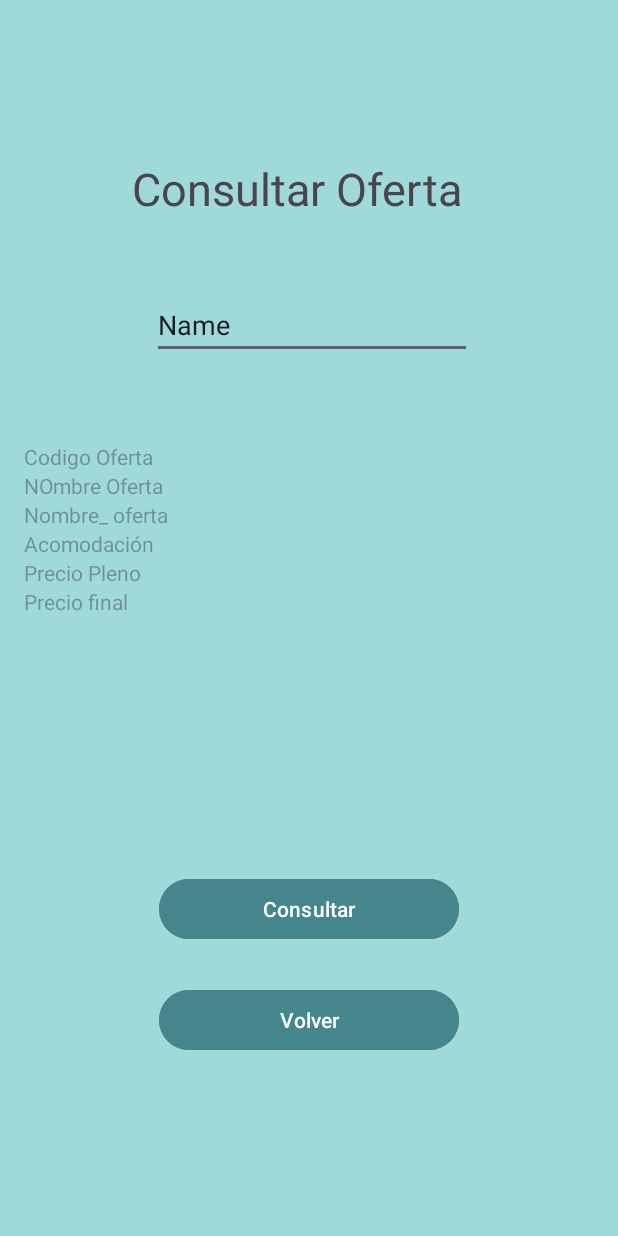
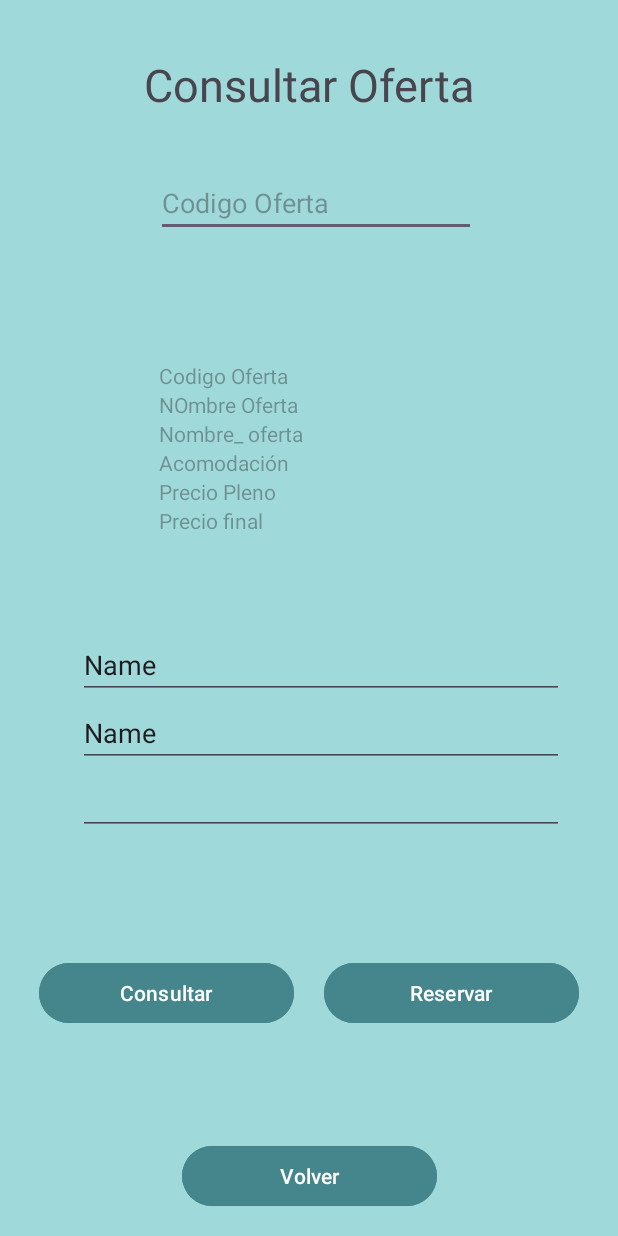
Before and after one commit to bamg359/Moviles2024, an Android app: the VerOferta screen opened directly, with no data from a screen before it, on a phone screen of 412 x 824 dp. Run offline under Robolectric (Android 15) with nearby library versions, the phone set to English and light mode, and no system bars; our stand-ins replace Firebase (no records; nobody signed in at launch, a user with empty details on screens opened directly).

Commit message:
Clase 24 abril
Codigo Clase

```diff
--- a/BookingCesdecom/app/src/main/java/co/com/cesde/bookingcesdecom/RegistroOferta.java
+++ b/BookingCesdecom/app/src/main/java/co/com/cesde/bookingcesdecom/RegistroOferta.java
@@ -64,7 +64,7 @@ public class RegistroOferta extends AppCompatActivity {
 
     public void registrarOferta(){
 
-        int idReserva = Integer.parseInt(inputCodigoOferta.getText().toString());
+        int idReserva = Integer.parseInt( inputCodigoOferta.getText().toString());
 
         DatabaseReference nuevaOferta = reference.child(String.valueOf(idReserva));
 
@@ -108,8 +108,4 @@ public class RegistroOferta extends AppCompatActivity {
     }
 
 
-
-
-
-
 }
--- a/BookingCesdecom/app/src/main/java/co/com/cesde/bookingcesdecom/VerOferta.java
+++ b/BookingCesdecom/app/src/main/java/co/com/cesde/bookingcesdecom/VerOferta.java
@@ -1,16 +1,30 @@
 package co.com.cesde.bookingcesdecom;
 
+import androidx.annotation.NonNull;
 import androidx.appcompat.app.AppCompatActivity;
 
 import android.annotation.SuppressLint;
+import android.content.Intent;
 import android.os.Bundle;
+import android.view.View;
 import android.widget.Button;
 import android.widget.EditText;
 import android.widget.TextView;
+import android.widget.Toast;
+
+import com.google.firebase.database.DataSnapshot;
+import com.google.firebase.database.DatabaseError;
+import com.google.firebase.database.DatabaseReference;
+import com.google.firebase.database.FirebaseDatabase;
+import com.google.firebase.database.ValueEventListener;
 
 import org.w3c.dom.Text;
 
 public class VerOferta extends AppCompatActivity {
+
+    FirebaseDatabase database = FirebaseDatabase.getInstance();
+
+    DatabaseReference reference = database.getReference().child("oferta");
 
 
     EditText inputBuscarOferta;
@@ -37,7 +51,80 @@ public class VerOferta extends AppCompatActivity {
         txtVerAcomodacion = findViewById(R.id.txt_ver_acomodacion);
         txtVerPrecioPleno = findViewById(R.id.txt_ver_precio_pleno);
         txtVerPrecioOferta = findViewById(R.id.txt_ver_precio_final);
+        btnConsultarOferta = findViewById(R.id.btn_consultar_oferta);
+        btnVolverDB = findViewById(R.id.btn_volver);
+
+        btnConsultarOferta.setOnClickListener(new View.OnClickListener() {
+            @Override
+            public void onClick(View v) {
+                verDatos();
+            }
+        });
+
+
+        btnVolverDB.setOnClickListener(new View.OnClickListener() {
+            @Override
+            public void onClick(View v) {
+                volverInicio();
+            }
+        });
+
+
 
 
     }
+
+    public void verDatos(){
+
+
+        String codOferta = inputBuscarOferta.getText().toString();
+        //int codOfert = Integer.parseInt(codOferta);
+        DatabaseReference ofertaRef = reference.child(codOferta);
+
+        ofertaRef.addListenerForSingleValueEvent(new ValueEventListener() {
+            @Override
+            public void onDataChange(@NonNull DataSnapshot snapshot) {
+
+                if( snapshot.exists()){
+                    txtVerCodigoOferta.setText(codOferta);
+                    String titOferta = snapshot.child("Nombre Oferta ").getValue(String.class);
+                    txtVerTituloOferta.setText(titOferta);
+                    String hotel = snapshot.child("Nombre Hotel ").getValue(String.class);
+                    txtVerHotel.setText(hotel);
+                    String acomodacion = snapshot.child("Acomodación ").getValue(String.class);
+                    txtVerAcomodacion.setText(acomodacion);
+                    double precioPleno = snapshot.child("Precio Pleno ").getValue(Double.class);
+                    txtVerPrecioPleno.setText(String.valueOf(precioPleno));
+                    double precioOferta = snapshot.child("Precio Final Oferta ").getValue(Double.class);
+                    txtVerPrecioOferta.setText(String.valueOf(precioOferta));
+
+                }else{
+
+                    Toast.makeText(getApplicationContext(), "Oferta no existe", Toast.LENGTH_LONG).show();
+                }
+
+
+
+            }
+
+            @Override
+            public void onCancelled(@NonNull DatabaseError error) {
+
+            }
+        });
+
+
+
+
+    }
+
+
+    public void volverInicio(){
+
+        Intent intent = new Intent(this, MainActivity.class);
+        startActivity(intent);
+    }
+
+
+
 }
--- a/BookingCesdecom/app/src/main/res/layout/activity_ver_oferta.xml
+++ b/BookingCesdecom/app/src/main/res/layout/activity_ver_oferta.xml
@@ -9,28 +9,26 @@
 
     <TextView
         android:id="@+id/textView3"
-        android:layout_width="wrap_content"
-        android:layout_height="wrap_content"
-        android:layout_marginStart="78dp"
-        android:layout_marginTop="105dp"
-        android:layout_marginEnd="78dp"
-        android:layout_marginBottom="48dp"
+        android:layout_width="228dp"
+        android:layout_height="47dp"
+        android:layout_marginTop="36dp"
+        android:layout_marginEnd="88dp"
+        android:layout_marginBottom="29dp"
         android:text="Consultar Oferta"
         android:textSize="30sp"
         app:layout_constraintBottom_toTopOf="@+id/input_buscar_oferta"
-        app:layout_constraintEnd_toEndOf="@+id/linearLayout3"
-        app:layout_constraintStart_toStartOf="parent"
+        app:layout_constraintEnd_toEndOf="parent"
         app:layout_constraintTop_toTopOf="parent" />
 
     <EditText
         android:id="@+id/input_buscar_oferta"
         android:layout_width="wrap_content"
         android:layout_height="wrap_content"
-        android:layout_marginStart="13dp"
-        android:layout_marginBottom="55dp"
+        android:layout_marginStart="8dp"
+        android:layout_marginBottom="56dp"
         android:ems="10"
+        android:hint="Codigo Oferta"
         android:inputType="text"
-        android:text="Name"
         app:layout_constraintBottom_toTopOf="@+id/linearLayout3"
         app:layout_constraintStart_toStartOf="@+id/textView3"
         app:layout_constraintTop_toBottomOf="@+id/textView3" />
@@ -39,74 +37,165 @@
         android:id="@+id/linearLayout3"
         android:layout_width="0dp"
         android:layout_height="0dp"
-        android:layout_marginStart="16dp"
-        android:layout_marginEnd="16dp"
-        android:layout_marginBottom="86dp"
+        android:layout_marginStart="9dp"
+        android:layout_marginEnd="9dp"
+        android:layout_marginBottom="7dp"
+        android:gravity="center"
         android:orientation="vertical"
-        app:layout_constraintBottom_toTopOf="@+id/btn_consultar_oferta"
+        app:layout_constraintBottom_toTopOf="@+id/linearLayout5"
         app:layout_constraintEnd_toEndOf="parent"
         app:layout_constraintStart_toStartOf="parent"
         app:layout_constraintTop_toBottomOf="@+id/input_buscar_oferta">
 
         <TextView
             android:id="@+id/txt_ver_id_oferta"
-            android:layout_width="match_parent"
+            android:layout_width="200dp"
             android:layout_height="wrap_content"
             android:hint="Codigo Oferta" />
 
         <TextView
             android:id="@+id/txt_ver_titulo_oferta"
-            android:layout_width="match_parent"
+            android:layout_width="200dp"
             android:layout_height="wrap_content"
             android:hint="NOmbre Oferta" />
 
         <TextView
             android:id="@+id/txt_ver_nombre_hotel"
-            android:layout_width="match_parent"
+            android:layout_width="200dp"
             android:layout_height="wrap_content"
             android:hint="Nombre_ oferta" />
 
         <TextView
             android:id="@+id/txt_ver_acomodacion"
-            android:layout_width="match_parent"
+            android:layout_width="200dp"
             android:layout_height="wrap_content"
             android:hint="Acomodación" />
 
         <TextView
             android:id="@+id/txt_ver_precio_pleno"
-            android:layout_width="match_parent"
+            android:layout_width="200dp"
             android:layout_height="wrap_content"
             android:hint="Precio Pleno" />
 
         <TextView
             android:id="@+id/txt_ver_precio_final"
-            android:layout_width="match_parent"
+            android:layout_width="200dp"
             android:layout_height="wrap_content"
             android:hint="Precio final " />
 
     </LinearLayout>
 
     <Button
-        android:id="@+id/btn_consultar_oferta"
-        android:layout_width="200dp"
+        android:id="@+id/btn_volver"
+        android:layout_width="170dp"
         android:layout_height="wrap_content"
-        android:layout_marginBottom="26dp"
-        android:backgroundTint="#45858C"
-        android:text="Consultar"
-        app:layout_constraintBottom_toTopOf="@+id/btn_volver"
-        app:layout_constraintEnd_toEndOf="parent"
-        app:layout_constraintStart_toStartOf="parent"
-        app:layout_constraintTop_toBottomOf="@+id/linearLayout3" />
-
-    <Button
-        android:id="@+id/btn_volver"
-        android:layout_width="200dp"
-        android:layout_height="wrap_content"
-        android:layout_marginBottom="120dp"
+        android:layout_marginBottom="16dp"
         android:backgroundTint="#45858C"
         android:text="Volver"
         app:layout_constraintBottom_toBottomOf="parent"
         app:layout_constraintEnd_toEndOf="parent"
         app:layout_constraintStart_toStartOf="parent"
-        app:layout_constraintTop_toBottomOf="@+id/btn_consultar_oferta" />
+        app:layout_constraintTop_toBottomOf="@+id/linearLayout4" />
+
+    <LinearLayout
+        android:id="@+id/linearLayout4"
+        android:layout_width="0dp"
+        android:layout_height="0dp"
+        android:layout_marginBottom="13dp"
+        android:gravity="center"
+        android:orientation="horizontal"
+        app:layout_constraintBottom_toTopOf="@+id/btn_volver"
+        app:layout_constraintEnd_toEndOf="parent"
+        app:layout_constraintStart_toStartOf="parent"
+        app:layout_constraintTop_toBottomOf="@+id/linearLayout5">
+
+        <Button
+            android:id="@+id/btn_consultar_oferta"
+            android:layout_width="170dp"
+            android:layout_height="wrap_content"
+            android:layout_margin="10dp"
+            android:backgroundTint="#45858C"
+            android:text="Consultar" />
+
+        <Button
+            android:id="@+id/btn_reservar"
+            android:layout_width="170dp"
+            android:layout_height="wrap_content"
+            android:layout_margin="10dp"
+            android:backgroundTint="#45858C"
+            android:text="Reservar" />
+
+    </LinearLayout>
+
+    <LinearLayout
+        android:id="@+id/linearLayout5"
+        android:layout_width="0dp"
+        android:layout_height="0dp"
+        android:layout_marginStart="10dp"
+        android:layout_marginEnd="10dp"
+        android:layout_marginBottom="17dp"
+        android:gravity="center"
+        android:orientation="vertical"
+        app:layout_constraintBottom_toTopOf="@+id/linearLayout4"
+        app:layout_constraintEnd_toEndOf="parent"
+        app:layout_constraintStart_toStartOf="parent"
+        app:layout_constraintTop_toBottomOf="@+id/linearLayout3">
+
+        <ScrollView
+            android:layout_width="match_parent"
+            android:layout_height="wrap_content"
+            android:layout_marginStart="8dp">
+
+            <LinearLayout
+                android:layout_width="match_parent"
+                android:layout_height="wrap_content"
+                android:orientation="vertical"
+                android:padding="30dp"
+                tools:layout_editor_absoluteX="7dp"
+                tools:layout_editor_absoluteY="454dp">
+
+                <EditText
+                    android:id="@+id/editTextText"
+                    android:layout_width="match_parent"
+                    android:layout_height="wrap_content"
+                    android:ems="10"
+                    android:inputType="text"
+                    android:text="Name"
+                    tools:layout_editor_absoluteX="38dp"
+                    tools:layout_editor_absoluteY="504dp" />
+
+                <EditText
+                    android:id="@+id/editTextText2"
+                    android:layout_width="match_parent"
+                    android:layout_height="wrap_content"
+                    android:ems="10"
+                    android:inputType="text"
+                    android:text="Name"
+                    tools:layout_editor_absoluteX="20dp"
+                    tools:layout_editor_absoluteY="440dp" />
+
+                <EditText
+                    android:id="@+id/editTextDate"
+                    android:layout_width="match_parent"
+                    android:layout_height="wrap_content"
+                    android:ems="10"
+                    android:inputType="date" />
+
+                <EditText
+                    android:id="@+id/editTextDate"
+                    android:layout_width="match_parent"
+                    android:layout_height="wrap_content"
+                    android:ems="10"
+                    android:inputType="date" />
+
+                <CheckBox
+                    android:layout_width="30dp"
+                    android:layout_height="30dp"></CheckBox>
+
+
+            </LinearLayout>
+        </ScrollView>
+    </LinearLayout>
+
+
 </androidx.constraintlayout.widget.ConstraintLayout>
```
